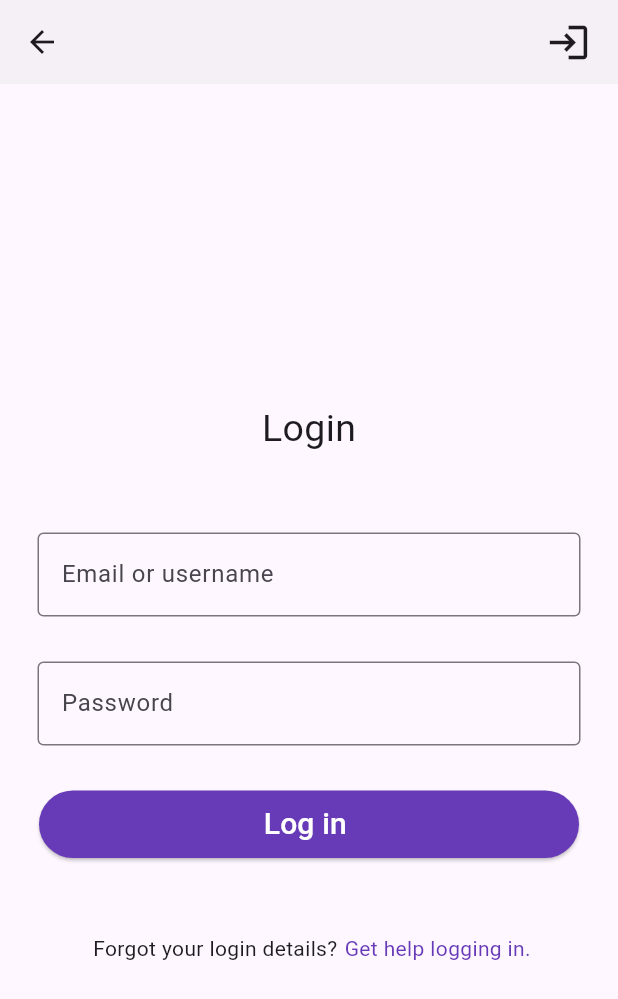
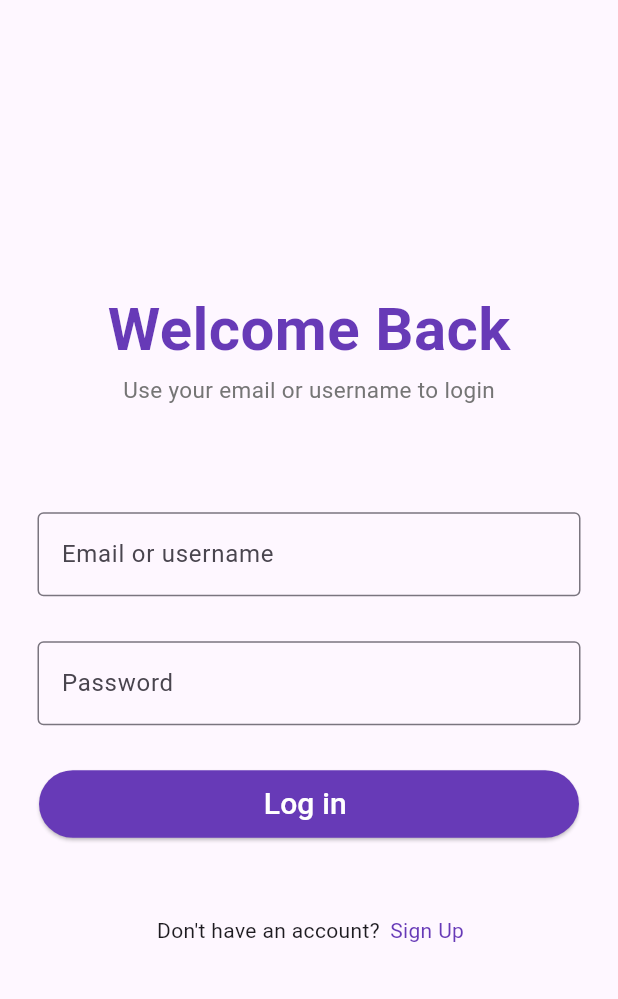
Before and after one commit to Mury05/flutter_todo_app, a Flutter app: the LoginPage screen opened directly, on a phone screen of 412 x 824 dp. Shown: the top 999 px of the screen. Run offline on Flutter 3.47's test engine with Material 3 defaults, Android fonts, the phone set to English and light mode, and no system bars; statements that could not run were skipped.

Commit message:
Refactor login page

```diff
--- a/lib/screen/login.dart
+++ b/lib/screen/auth/login.dart
@@ -1,5 +1,6 @@
 import 'package:flutter/material.dart';
 import 'package:flutter_todo_app/models/user.dart';
+import 'package:flutter_todo_app/screen/auth/register.dart';
 import 'package:flutter_todo_app/screen/home.dart';
 
 class LoginPage extends StatefulWidget {
@@ -47,31 +48,38 @@ class _LoginPageState extends State<LoginPage> {
   @override
   Widget build(BuildContext context) {
     return Scaffold(
-      appBar: AppBar(
-        backgroundColor: Color.fromARGB(65, 219, 219, 219),
-        title: Row(
-          mainAxisAlignment: MainAxisAlignment.end,
-          children: [
-            Container(
-              padding: EdgeInsets.all(2),
-              child: SizedBox(
-                child: Icon(Icons.login, size: 30),
-              ),
-            ),
-          ],
-        ),
-      ),
       body: Center(
         child: SingleChildScrollView(
           child: Column(
             children: <Widget>[
               Padding(
-                padding: const EdgeInsets.all(30.0),
+                padding: const EdgeInsets.symmetric(horizontal: 30.0),
                 child: Center(
-                    child: Text(
-                  "Login",
-                  style: TextStyle(fontSize: 25),
+                    child: Column(
+                  crossAxisAlignment:
+                      CrossAxisAlignment.center, // Aligne le texte à gauche
+                  children: [
+                    Text(
+                      "Welcome Back",
+                      style: TextStyle(
+                        fontSize: 40, // Augmente la taille de la police
+                        fontWeight: FontWeight.bold, // Met le texte en gras
+                        color: Colors.deepPurple, // Change la couleur du texte
+                      ),
+                    ),
+                    SizedBox(height: 1), // Espacement entre les textes
+                    Text(
+                      "Use your email or username to login",
+                      style: TextStyle(
+                        fontSize: 15, // Taille de la police réduite
+                        color: Colors.grey[600], // Couleur grise pour le texte
+                      ),
+                    ),
+                  ],
                 )),
+              ),
+              SizedBox(
+                height: 50,
               ),
               Text(
                 errorMessage,
@@ -126,19 +134,24 @@ class _LoginPageState extends State<LoginPage> {
               ),
               Center(
                 child: Row(
+                      mainAxisAlignment: MainAxisAlignment.center,
+
                   children: [
                     Padding(
-                      padding: const EdgeInsets.only(left: 62),
-                      child: Text('Forgot your login details? '),
+                      padding: const EdgeInsets.all( 2),
+                      child: Text('Don\'t have an account? '),
                     ),
                     Padding(
                       padding: const EdgeInsets.only(left: 1.0),
                       child: InkWell(
                           onTap: () {
-                            print('hello');
+                            Navigator.push(
+                                context,
+                                MaterialPageRoute(
+                                    builder: (context) => RegisterPage()));
                           },
                           child: Text(
-                            'Get help logging in.',
+                            'Sign Up',
                             style: TextStyle(
                                 fontSize: 14, color: Colors.deepPurple),
                           )),
```
